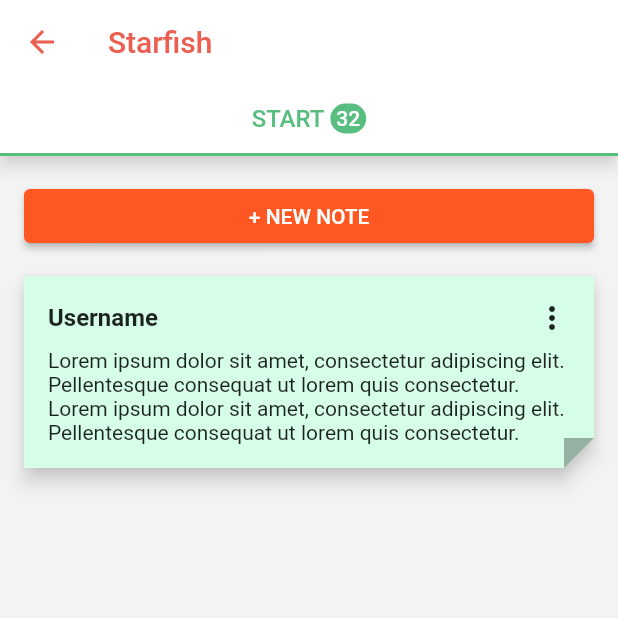
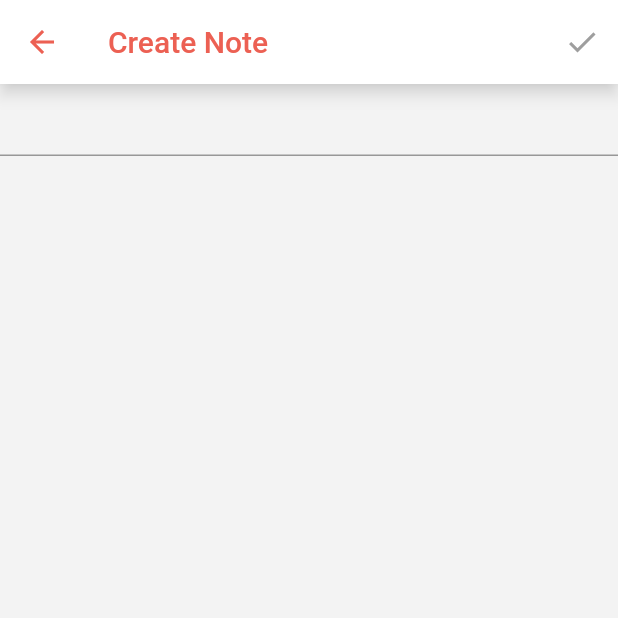
Before and after one commit to paulomenezes/sticky_sessions, a Flutter app: the SessionScreen screen opened by its route, after a tap on "+ NEW NOTE", on a phone screen of 412 x 824 dp, the top half of it. Run offline on Flutter 3.47's test engine with Material 2 defaults, Android fonts, the phone set to English and light mode, and no system bars.

Commit message:
feat: add note layout

```diff
--- /dev/null
+++ b/lib/features/session/session_add_note.dart
@@ -0,0 +1,72 @@
+import 'package:flutter/material.dart';
+import 'package:sticky_sessions/utils/constants.dart';
+
+class SessionAddNoteScreen extends StatefulWidget {
+  const SessionAddNoteScreen({Key? key}) : super(key: key);
+
+  @override
+  State<SessionAddNoteScreen> createState() => _SessionAddNoteScreenState();
+}
+
+class _SessionAddNoteScreenState extends State<SessionAddNoteScreen> {
+  var textControllerNote = TextEditingController();
+
+  var isButtonEnabled = false;
+  var isLoading = false;
+
+  void updateButtonStatus() {
+    setState(() {
+      isButtonEnabled = textControllerNote.text.isNotEmpty;
+    });
+  }
+
+  @override
+  void initState() {
+    super.initState();
+
+    textControllerNote.addListener(() => updateButtonStatus());
+  }
+
+  @override
+  Widget build(BuildContext context) {
+    return isLoading
+        ? Container(
+            width: 50,
+            color: Colors.white,
+            child: const Center(
+                child: CircularProgressIndicator(
+              strokeWidth: 2,
+            )))
+        : Scaffold(
+            appBar: AppBar(
+              backgroundColor: Colors.white,
+              foregroundColor: primaryColor,
+              shadowColor: Colors.grey.shade50,
+              title: const Text(
+                'Create Note',
+              ),
+              actions: [
+                IconButton(
+                    icon: Icon(
+                      Icons.check,
+                      color: isButtonEnabled ? Colors.green : Colors.grey,
+                    ),
+                    onPressed: () => {
+                          //
+                        }),
+              ],
+            ),
+            body: Container(
+              color: const Color(0xFFF3F3F3),
+              child: Column(crossAxisAlignment: CrossAxisAlignment.stretch, children: [
+                Expanded(
+                    child: TextField(
+                  decoration: const InputDecoration(contentPadding: EdgeInsets.all(8)),
+                  controller: textControllerNote,
+                  keyboardType: TextInputType.multiline,
+                  textInputAction: TextInputAction.newline,
+                )),
+              ]),
+            ));
+  }
+}
--- a/lib/features/session/session_screen.dart
+++ b/lib/features/session/session_screen.dart
@@ -60,7 +60,11 @@ class _SessionScreenState extends State<SessionScreen> {
                     child: Column(
                       crossAxisAlignment: CrossAxisAlignment.stretch,
                       children: [
-                        ElevatedButton(onPressed: () {}, child: const Text("+ NEW NOTE")),
+                        ElevatedButton(
+                            onPressed: () {
+                              Navigator.of(context).pushNamed(routerSessionAddNote);
+                            },
+                            child: const Text("+ NEW NOTE")),
                         const SizedBox(
                           height: 16,
                         ),
--- a/lib/main.dart
+++ b/lib/main.dart
@@ -4,6 +4,7 @@ import 'package:sticky_sessions/features/login/login_screen.dart';
 import 'package:sticky_sessions/features/login/login_token_screen.dart';
 import 'package:sticky_sessions/features/notification/notification_screen.dart';
 import 'package:sticky_sessions/features/retrospective/retrospective_screen.dart';
+import 'package:sticky_sessions/features/session/session_add_note.dart';
 import 'package:sticky_sessions/features/session/session_add_screen.dart';
 import 'package:sticky_sessions/features/session/session_screen.dart';
 import 'package:sticky_sessions/features/splash/splash_screen.dart';
@@ -31,6 +32,7 @@ class MyApp extends StatelessWidget {
         '/retrospective': (context) => const RetrospectiveScreen(),
         '/session': (context) => const SessionScreen(),
         '/session/add': (context) => const SessionAddScreen(),
+        '/session/add-note': (context) => const SessionAddNoteScreen(),
       },
       initialRoute: '/',
     );
--- a/lib/utils/constants.dart
+++ b/lib/utils/constants.dart
@@ -10,3 +10,4 @@ const String routerNotification = '/notification';
 const String routerRetrospective = '/retrospective';
 const String routerSession = '/session';
 const String routerSessionAdd = '/session/add';
+const String routerSessionAddNote = '/session/add-note';
```
